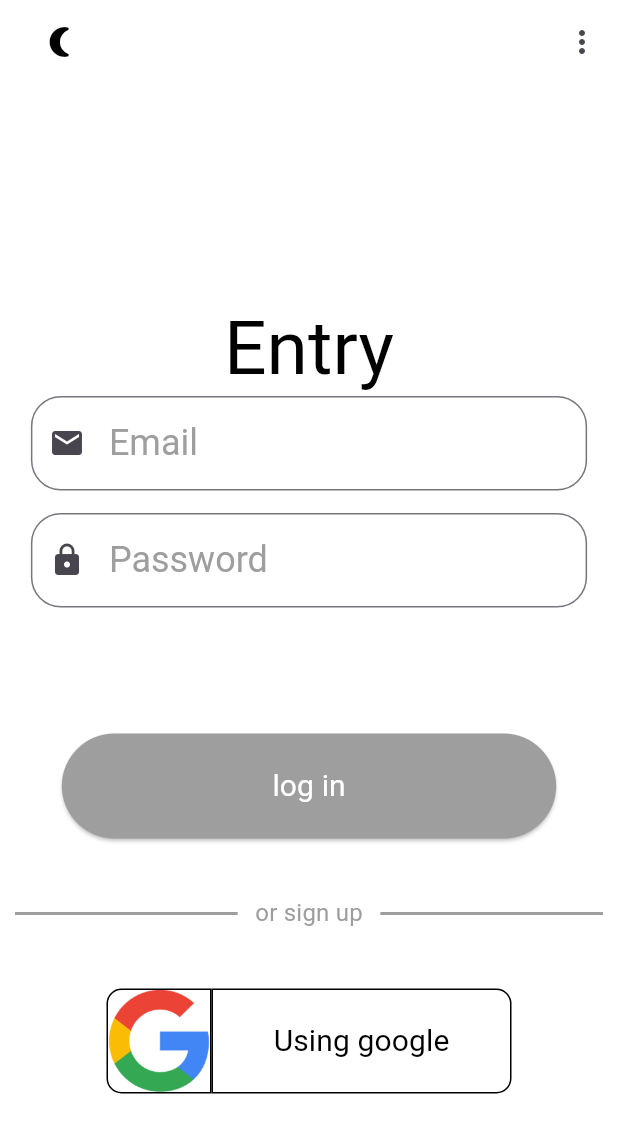
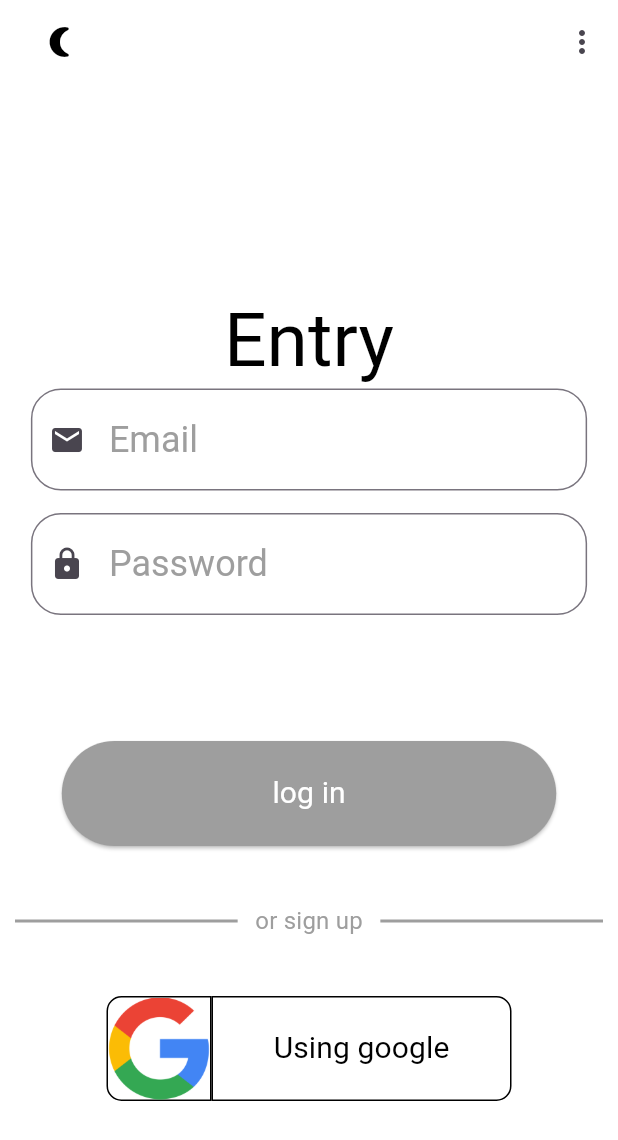
Before and after one commit to TeaOk210/flutterRegistrationApp, a Flutter app: the screen it shows after launch, after a tap on "or log in", on a phone screen of 412 x 824 dp. Shown: the top 1140 px of the screen. Run offline on Flutter 3.47's test engine with Material 2 defaults, Android fonts, the phone set to English and light mode, and no system bars; drawn by our look-alikes of flutter_form_builder; our stand-ins replace firebase_auth, firebase_core, get_storage, google_sign_in; accounts and stored records are empty.

Commit message:
exception fix

```diff
--- a/lib/main.dart
+++ b/lib/main.dart
@@ -211,7 +211,7 @@ class _InputFieldState extends State<InputField> {
                     borderSide: BorderSide(color: Colors.grey, width: 3),
                     borderRadius: BorderRadius.all(Radius.circular(20.0)))),
             cursorColor: Theme.of(context).focusColor,
-            style: Theme.of(context).textTheme.headlineMedium,
+            style: Theme.of(context).textTheme.bodyLarge,
             obscureText: widget.obscure,
             autovalidateMode: AutovalidateMode.onUserInteraction,
             keyboardType: _getType(),
--- a/lib/pages/ProfileScreen.dart
+++ b/lib/pages/ProfileScreen.dart
@@ -45,7 +45,7 @@ class _PersonInfoState extends State<PersonInfo> {
     if (user!.photoURL != null) {
       return user!.photoURL.toString();
     } else {
-      return "https://sun9-10.userapi.com/impg/_4HPY2SUHnnMe7QjLrSRVSkDlPG9gh9CKYqltQ/OmI_xaiXTQg.jpg?size=604x604&quality=95&sign=ffd64cc67a1f0de321e2611b93339783&c_uniq_tag=IdQQGv52654nH_2mhz-7CQaCw1lEUEODAnubeI2jCHA&type=album";
+      return "https://w7.pngwing.com/pngs/313/542/png-transparent-business-organization-computer-software-tom-clancy-s-rainbow-six-siege-research-unknown-person.png";
     }
   }
 
--- a/lib/ui/theme/Theme.dart
+++ b/lib/ui/theme/Theme.dart
@@ -11,7 +11,8 @@ final lightTheme = ThemeData(
       titleMedium: TextStyle(fontSize: 16, color: Colors.grey, fontWeight: FontWeight.normal),
       titleSmall: TextStyle(fontSize: 20, color: Colors.black, fontWeight: FontWeight.normal),
       bodySmall: TextStyle(fontSize: 20, color: Colors.cyan, fontWeight: FontWeight.normal),
-      labelLarge: TextStyle(fontSize: 15, color: Colors.white, fontWeight: FontWeight.normal)
+      labelLarge: TextStyle(fontSize: 15, color: Colors.white, fontWeight: FontWeight.normal),
+      bodyLarge: TextStyle(fontSize: 24, color: Colors.black, fontWeight: FontWeight.normal)
     ),
     primaryColor: Colors.white,
     dividerColor: Colors.black,
@@ -33,11 +34,12 @@ final darkTheme = ThemeData(
     textTheme: const TextTheme(
       headlineLarge: TextStyle(fontSize: 50, color: Colors.white, fontWeight: FontWeight.normal),
       headlineSmall: TextStyle(fontSize: 14, color: Colors.red, fontWeight: FontWeight.normal),
-      headlineMedium: TextStyle(fontSize: 24, color: Colors.white, fontWeight: FontWeight.normal),
+      headlineMedium: TextStyle(fontSize: 24, color: Colors.grey, fontWeight: FontWeight.normal),
       titleMedium: TextStyle(fontSize: 16, color: Colors.white, fontWeight: FontWeight.normal),
       titleSmall: TextStyle(fontSize: 20, color: Colors.black, fontWeight: FontWeight.normal),
       bodySmall: TextStyle(fontSize: 20, color: Colors.cyan, fontWeight: FontWeight.normal),
-      labelLarge: TextStyle(fontSize: 15, color: Colors.white, fontWeight: FontWeight.normal)
+      labelLarge: TextStyle(fontSize: 15, color: Colors.white, fontWeight: FontWeight.normal),
+      bodyLarge: TextStyle(fontSize: 24, color: Colors.white, fontWeight: FontWeight.normal)
     ),
     primaryColor: const Color.fromARGB(255, 68, 68, 68),
     dividerColor: Colors.white,
--- a/lib/utils/AuthRepository.dart
+++ b/lib/utils/AuthRepository.dart
@@ -23,7 +23,7 @@ class AuthRepository implements AuthMethods {
       switch (e.code) {
         case "email-already-in-use":
           throw FirebaseAuthException(
-              code: e.code, message: S.current.language);
+              code: e.code, message: S.current.registrationMailReport);
       }
     } catch (e) {
       print(e);
```
